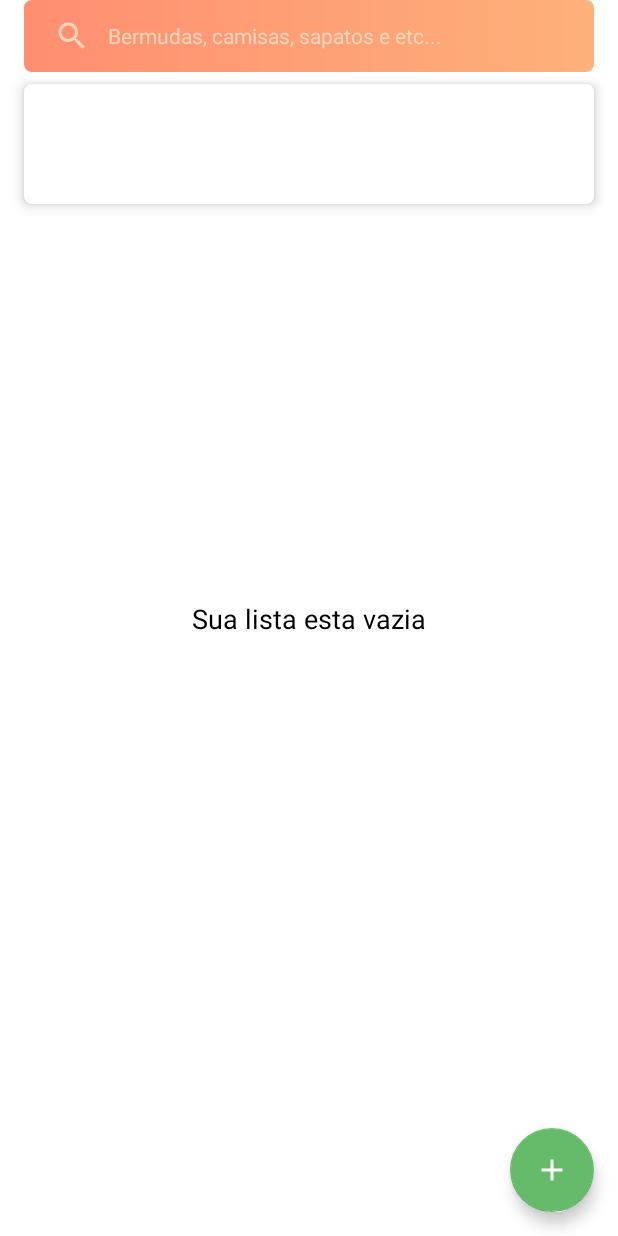
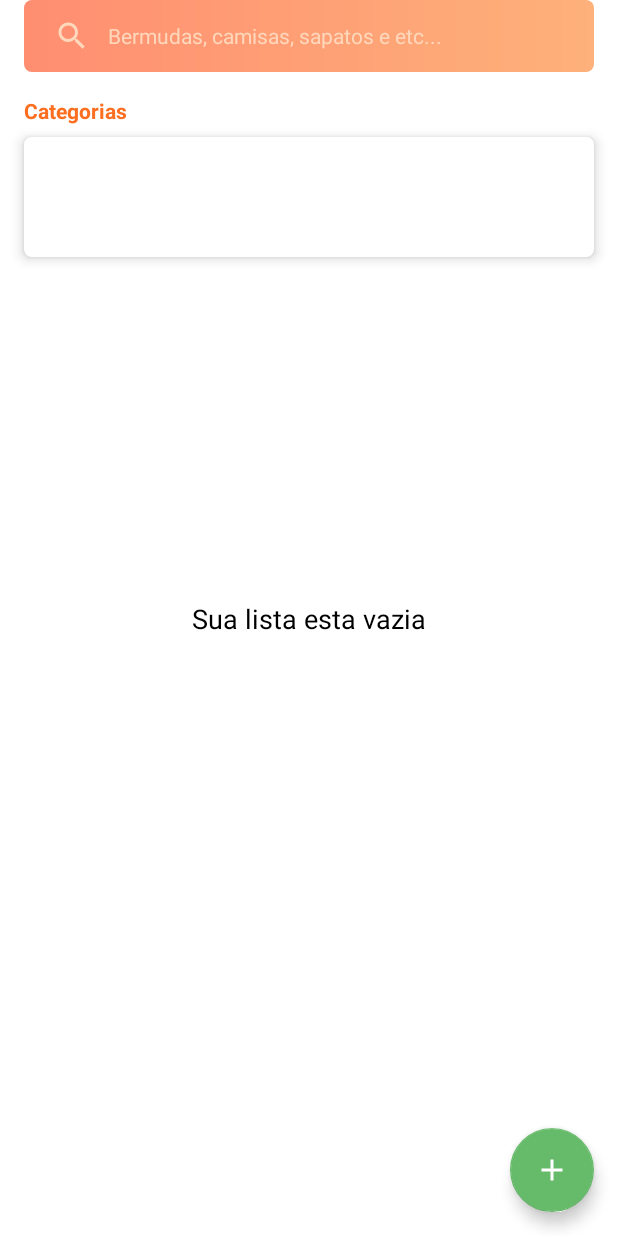
Before and after one commit to mayconmpadev/EcommerceServidorJava, an Android app: the ListaProdutoActivity screen opened directly, with no data from a screen before it, on a phone screen of 412 x 824 dp. Run offline under Robolectric (Android 15) with nearby library versions, the phone set to English and light mode, and no system bars; our stand-ins replace Firebase (no records; nobody signed in at launch, a user with empty details on screens opened directly); pictures from the network do not load.

Commit message:
Melhoramentos 06/04/2022

```diff
--- a/app/src/main/java/com/example/ecommerceservidorjava/activity/ListaCategoriaActivity.java
+++ b/app/src/main/java/com/example/ecommerceservidorjava/activity/ListaCategoriaActivity.java
@@ -450,9 +450,7 @@ public class ListaCategoriaActivity extends AppCompatActivity implements ListaCa
 
     @Override
     public void onLongClick(Categoria categoria) {
-        //   Intent intent = new Intent(getContext(), EditarVolumeActivity.class);
-        // intent.putExtra("numero", volume);
-        // startActivity(intent);
+
     }
 
 
--- a/app/src/main/java/com/example/ecommerceservidorjava/activity/ListaProdutoActivity.java
+++ b/app/src/main/java/com/example/ecommerceservidorjava/activity/ListaProdutoActivity.java
@@ -40,6 +40,8 @@ import com.google.firebase.database.ValueEventListener;
 import com.google.firebase.storage.StorageReference;
 
 import java.util.ArrayList;
+import java.util.Collection;
+import java.util.Collections;
 import java.util.List;
 import java.util.Locale;
 
@@ -147,7 +149,7 @@ public class ListaProdutoActivity extends AppCompatActivity implements ListaProd
         SPM spm = new SPM(getApplicationContext());
         String caminho = Base64Custom.codificarBase64(spm.getPreferencia("PREFERENCIAS", "CAMINHO", ""));
         Query produtoRef = FirebaseHelper.getDatabaseReference()
-                .child("empresas").child(caminho).child("categorias").orderByChild("nome");
+                .child("empresas").child(caminho).child("categorias").orderByChild("todas");
         produtoRef.addValueEventListener(new ValueEventListener() {
             @Override
             public void onDataChange(@NonNull DataSnapshot snapshot) {
@@ -162,6 +164,7 @@ public class ListaProdutoActivity extends AppCompatActivity implements ListaProd
                             categoriaSelecionada = categoria;
                         }
                     }
+                    Collections.reverse(categoriaList);
                     configRvCategoria();
                 }
             }
--- a/app/src/main/res/layout/activity_lista_produto.xml
+++ b/app/src/main/res/layout/activity_lista_produto.xml
@@ -27,6 +27,21 @@
         app:queryBackground="@android:color/transparent"
         app:queryHint="Bermudas, camisas, sapatos e etc..." />
 
+    <TextView
+        android:id="@+id/textTitulo"
+        android:layout_width="wrap_content"
+        android:layout_height="wrap_content"
+        android:layout_marginLeft="16dp"
+        android:layout_marginTop="16dp"
+        android:layout_marginBottom="8dp"
+
+        android:text="Categorias"
+        android:textColor="@color/color_laranja"
+        android:textStyle="bold"
+        app:layout_constraintBottom_toTopOf="@+id/cardView4"
+        app:layout_constraintStart_toStartOf="parent"
+        app:layout_constraintTop_toBottomOf="@+id/searchView" />
+
     <androidx.cardview.widget.CardView
         android:id="@+id/cardView4"
         android:layout_width="match_parent"
@@ -38,7 +53,7 @@
         app:layout_constraintEnd_toEndOf="parent"
         app:layout_constraintHorizontal_bias="0.5"
         app:layout_constraintStart_toStartOf="parent"
-        app:layout_constraintTop_toBottomOf="@+id/searchView">
+        app:layout_constraintTop_toBottomOf="@+id/textTitulo">
 
     <androidx.recyclerview.widget.RecyclerView
         android:id="@+id/rvCategorias"
```
